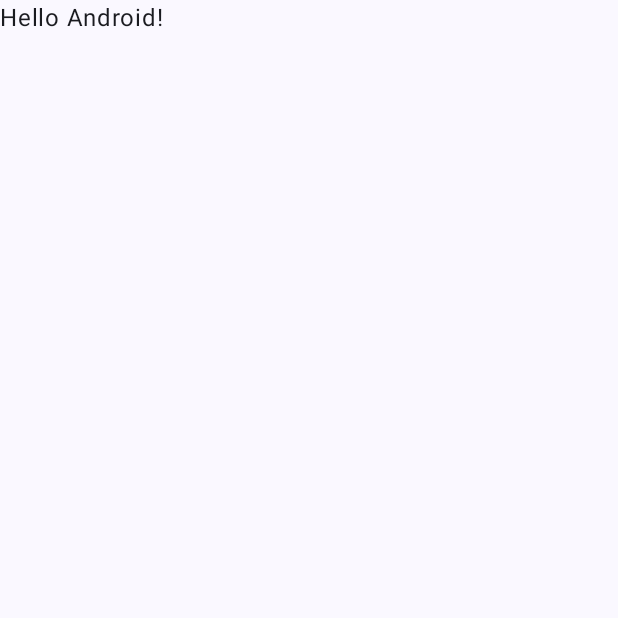
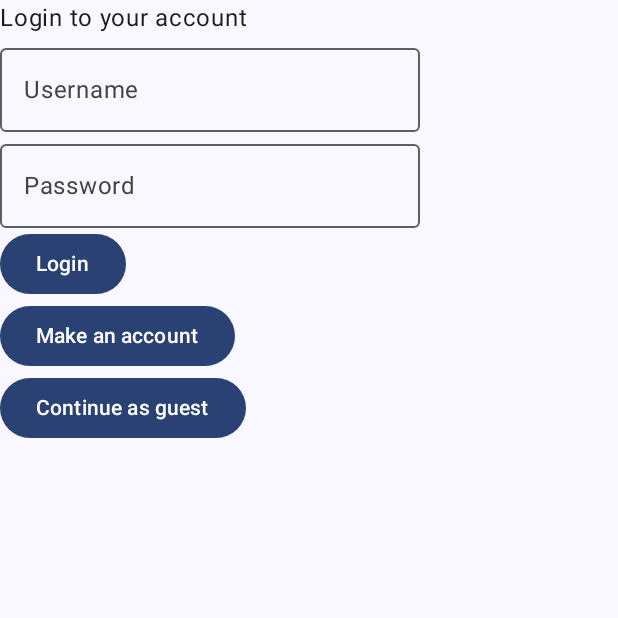
Before and after one commit to franco401/Computer-Store-Shopping-App, an Android app built with Jetpack Compose: the screen it shows after launch (MainActivity), on a phone screen of 412 x 824 dp, the top half of it. Before the commit the part shown is almost empty. Run offline under Robolectric (Android 15) with nearby library versions, the phone set to English and light mode, and no system bars.

Commit message:
Made login and sign up screens

```diff
--- a/app/src/main/java/com/example/computerstoreshoppingapp/MainActivity.kt
+++ b/app/src/main/java/com/example/computerstoreshoppingapp/MainActivity.kt
@@ -2,15 +2,39 @@ package com.example.computerstoreshoppingapp
 
 import android.os.Bundle
 import androidx.activity.ComponentActivity
+import androidx.activity.OnBackPressedCallback
 import androidx.activity.compose.setContent
+import androidx.compose.foundation.layout.Column
 import androidx.compose.foundation.layout.fillMaxSize
+import androidx.compose.material3.Button
+import androidx.compose.material3.ExperimentalMaterial3Api
 import androidx.compose.material3.MaterialTheme
+import androidx.compose.material3.OutlinedTextField
 import androidx.compose.material3.Surface
 import androidx.compose.material3.Text
 import androidx.compose.runtime.Composable
+import androidx.compose.runtime.getValue
+import androidx.compose.runtime.mutableStateOf
+import androidx.compose.runtime.remember
 import androidx.compose.ui.Modifier
 import androidx.compose.ui.tooling.preview.Preview
 import com.example.computerstoreshoppingapp.ui.theme.ComputerStoreShoppingAppTheme
+
+//need for screen navigation
+import androidx.navigation.NavController
+import androidx.navigation.compose.NavHost
+import androidx.navigation.compose.composable
+import androidx.navigation.compose.rememberNavController
+
+//needed for mutableStateOf() function
+import androidx.compose.runtime.remember
+import androidx.compose.runtime.setValue
+
+//used for very basic authentication
+var loggedIn: Boolean = false
+
+//to be displayed in the home screen
+var globalUsername: String = ""
 
 class MainActivity : ComponentActivity() {
     override fun onCreate(savedInstanceState: Bundle?) {
@@ -22,10 +46,78 @@ class MainActivity : ComponentActivity() {
                     modifier = Modifier.fillMaxSize(),
                     color = MaterialTheme.colorScheme.background
                 ) {
-                    Greeting("Android")
+                    //import NavController and remember nav controller to navigate between screens
+                    val navController = rememberNavController()
+                    NavHost(navController = navController, startDestination = "loginScreen") {
+                        //pass in navController so that each screen can go to other screens
+                        composable("loginScreen") {
+                            loginScreen(navController)
+                        }
+                        composable("signUpScreen") {
+                            signUpScreen(navController)
+                        }
+                        composable("homeScreen") {
+                            homeScreen(navController)
+                        }
+                    }
                 }
             }
         }
+    }
+}
+@OptIn(ExperimentalMaterial3Api::class)
+@Composable
+fun signUpScreen(navController: NavController) {
+    var username by remember { mutableStateOf("") }
+    var password by remember { mutableStateOf("") }
+
+    Column {
+        Text(text = "Create your account")
+
+        OutlinedTextField(value = username, onValueChange = {username = it}, label = {Text(text = "Username")})
+        OutlinedTextField(value = password, onValueChange = {password = it}, label = {Text(text = "Password")})
+
+        //store username and password to local db later using Room library
+        Button(onClick = { navController.navigate("loginScreen") }) {
+            Text(text = "Sign Up")
+        }
+    }
+}
+@OptIn(ExperimentalMaterial3Api::class)
+@Composable
+fun loginScreen(navController: NavController) {
+    var username by remember { mutableStateOf("") }
+    var password by remember { mutableStateOf("") }
+
+    Column {
+        Text(text = "Login to your account")
+
+        OutlinedTextField(value = username, onValueChange = {username = it}, label = {Text(text = "Username")})
+        OutlinedTextField(value = password, onValueChange = {password = it}, label = {Text(text = "Password")})
+
+        //clicking this button will store currently typed username to globalUsername variable and set loggedIn to true
+        Button(onClick = { globalUsername = username; loggedIn = true; navController.navigate("homeScreen") }) {
+            Text(text = "Login")
+        }
+
+        Button(onClick = { navController.navigate("signUpScreen") }) {
+            Text(text = "Make an account")
+        }
+
+        //goes to home screen with globalUser as empty string and loggedIn set to false
+        Button(onClick = { globalUsername = ""; loggedIn = false; navController.navigate("homeScreen") }) {
+            Text(text = "Continue as guest")
+        }
+    }
+}
+
+@Composable
+fun homeScreen(navController: NavController) {
+    //displays username entered from login screen if logged in
+    if (loggedIn) {
+        Text(text = "Welcome, $globalUsername!")
+    } else {
+        Text(text = "Welcome, guest!")
     }
 }
 
```
Also changed, not shown: app/build.gradle.kts (+6 -3 lines).
